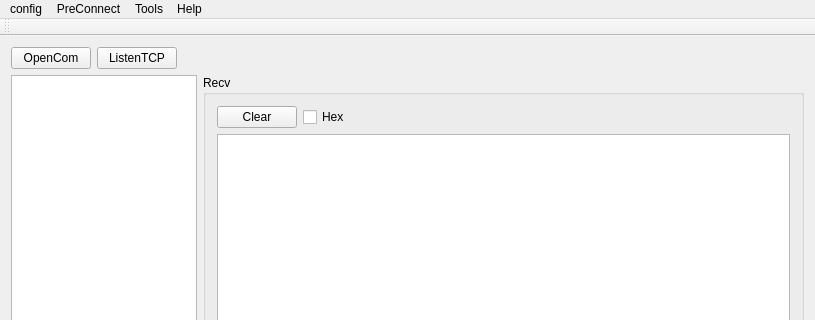
First picture: the form in ui/mainwindow.ui, repository freudshow/qsvr, before the edit; both pictures show x 0 to 815 and y 0 to 320 of the 815 by 558 pixel window.
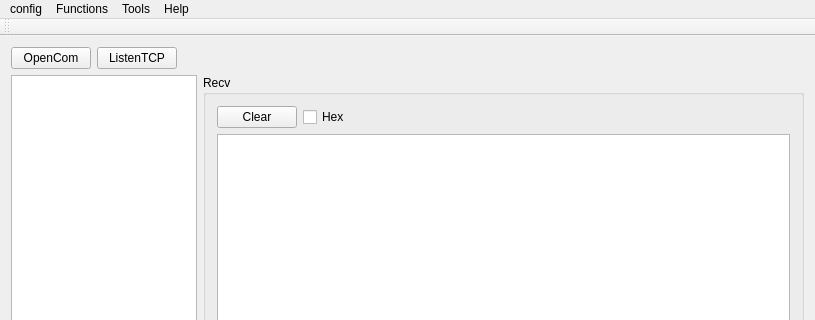
Second picture: the form after the edit.

Diff of the .ui file:
```diff
--- a/ui/mainwindow.ui
+++ b/ui/mainwindow.ui
@@ -192,7 +192,7 @@
      <x>0</x>
      <y>0</y>
      <width>815</width>
-     <height>23</height>
+     <height>17</height>
     </rect>
    </property>
    <widget class="QMenu" name="menucomConfig">
@@ -205,7 +205,7 @@
    </widget>
    <widget class="QMenu" name="menuPreConnect">
     <property name="title">
-     <string>PreConnect</string>
+     <string>Functions</string>
     </property>
    </widget>
    <widget class="QMenu" name="menuTools">
```
Left out of the diff: 12 changed lines with no effect on the pictures.
